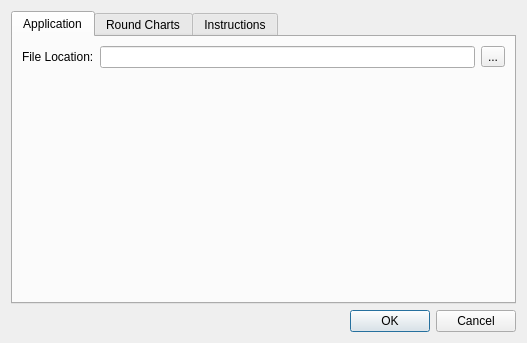
iPenguin/CrochetCharts, file src/settings.ui: the form before one commit.
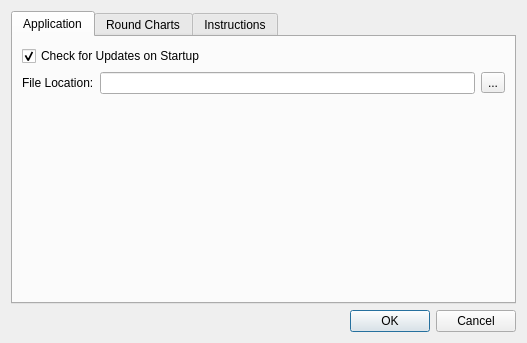
The form after the commit.

Commit message:
Adding Basic class to handle checking for updates.
Added menu options and setting

Patch:
```diff
--- a/src/settings.ui
+++ b/src/settings.ui
@@ -24,6 +24,16 @@
        <string>Application</string>
       </attribute>
       <layout class="QVBoxLayout" name="verticalLayout_2">
+       <item>
+        <widget class="QCheckBox" name="checkForUpdates">
+         <property name="text">
+          <string>Check for Updates on Startup</string>
+         </property>
+         <property name="checked">
+          <bool>true</bool>
+         </property>
+        </widget>
+       </item>
        <item>
         <layout class="QHBoxLayout" name="horizontalLayout">
          <item>
```
The commit also changes 7 other files.
